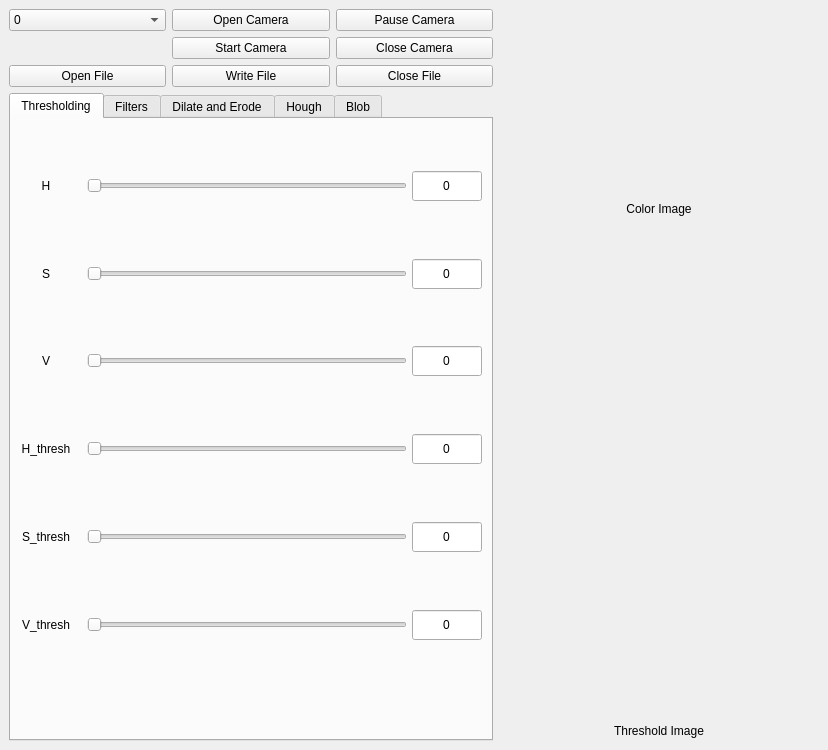
Qt form ui/mainwindow.ui (icyflame/vision-gui-final) before a commit.
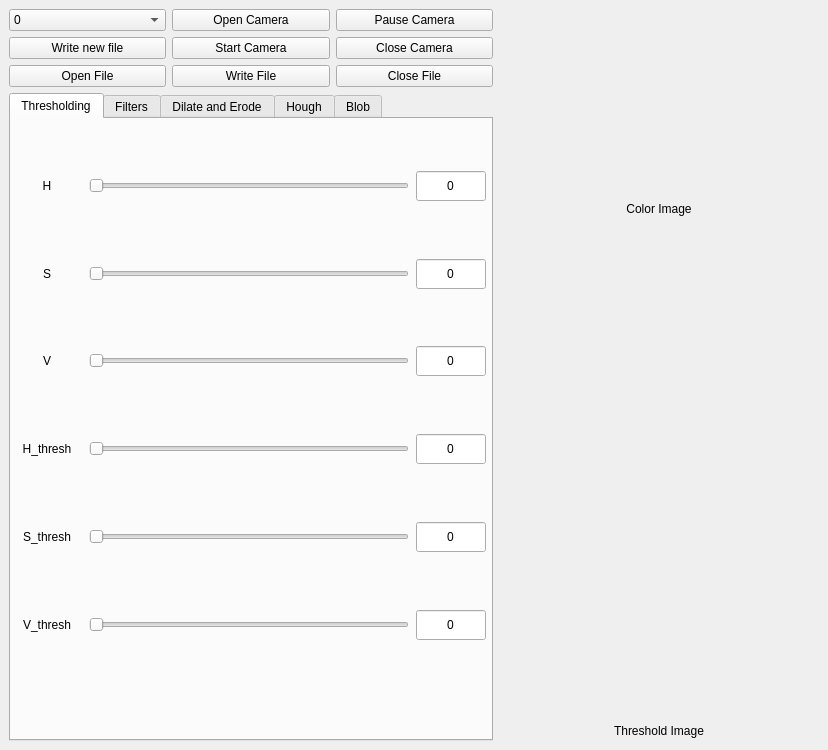
The same form after that commit. The open tabs and pages were chosen to show the change.

Commit message: Added the functionality of writing all the parameters used to a new file, when the write new file button is clicked

The edit to the form file:
```diff
--- a/ui/mainwindow.ui
+++ b/ui/mainwindow.ui
@@ -96,6 +96,13 @@
             </property>
            </widget>
           </item>
+          <item row="1" column="0">
+           <widget class="QPushButton" name="newFile">
+            <property name="text">
+             <string>Write new file</string>
+            </property>
+           </widget>
+          </item>
          </layout>
         </item>
         <item>
@@ -115,7 +122,7 @@
              <rect>
               <x>0</x>
               <y>0</y>
-              <width>471</width>
+              <width>476</width>
               <height>521</height>
              </rect>
             </property>
```
Left out of the diff: 9 changed lines with no effect on the pictures. The commit also changes 167 other files.
